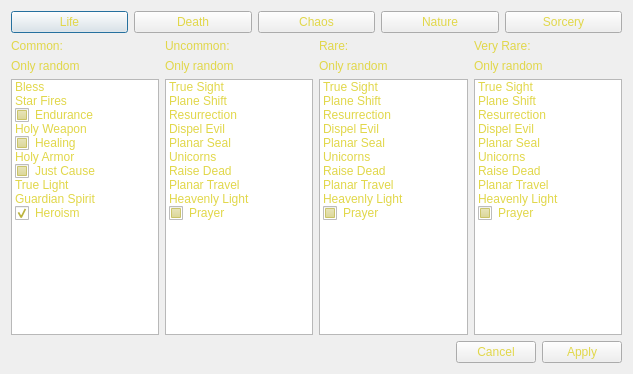
This is QMoMDialogs/DialogSelectInitialSpells.ui in jbalcomb/MoM-RTGT as Qt 5 draws it before an edit. The edited form follows.
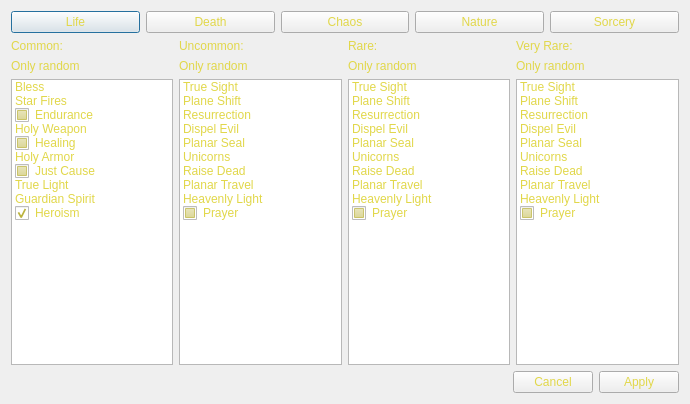
This is the edited form. Icons and pictures are not drawn.

Commit message: Fix font and size for initial spells

What changed in the file:
```diff
--- a/QMoMDialogs/DialogSelectInitialSpells.ui
+++ b/QMoMDialogs/DialogSelectInitialSpells.ui
@@ -6,8 +6,8 @@
    <rect>
     <x>0</x>
     <y>0</y>
-    <width>633</width>
-    <height>374</height>
+    <width>690</width>
+    <height>404</height>
    </rect>
   </property>
   <property name="windowTitle">
```
The commit also changes 1 other file.
